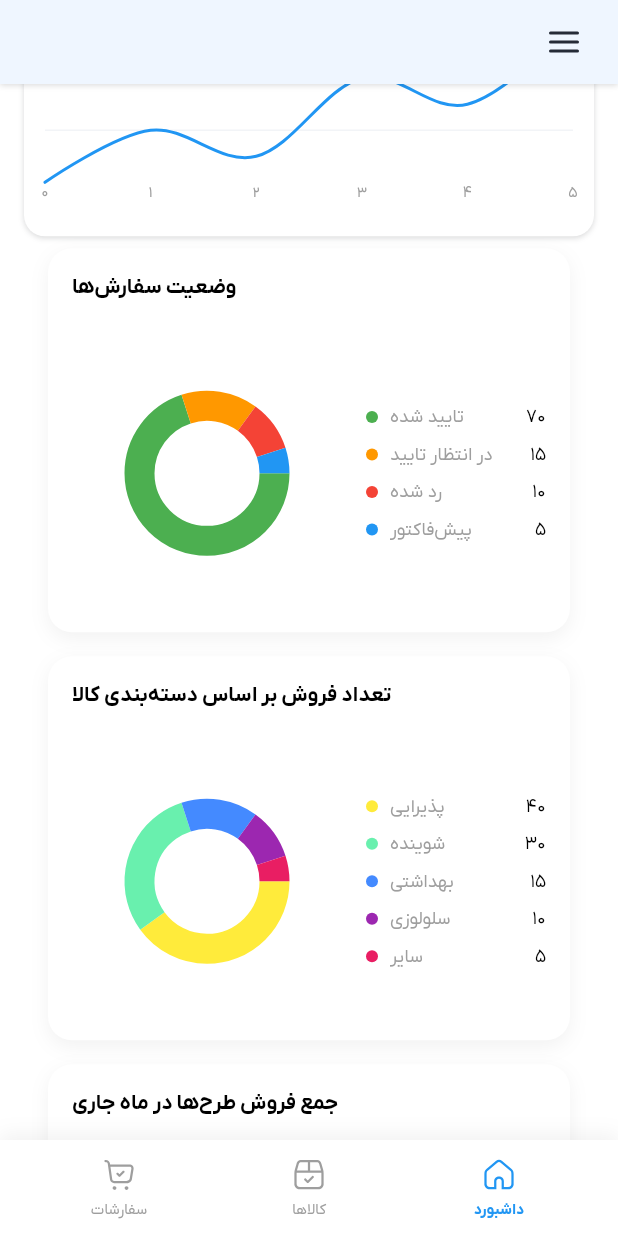
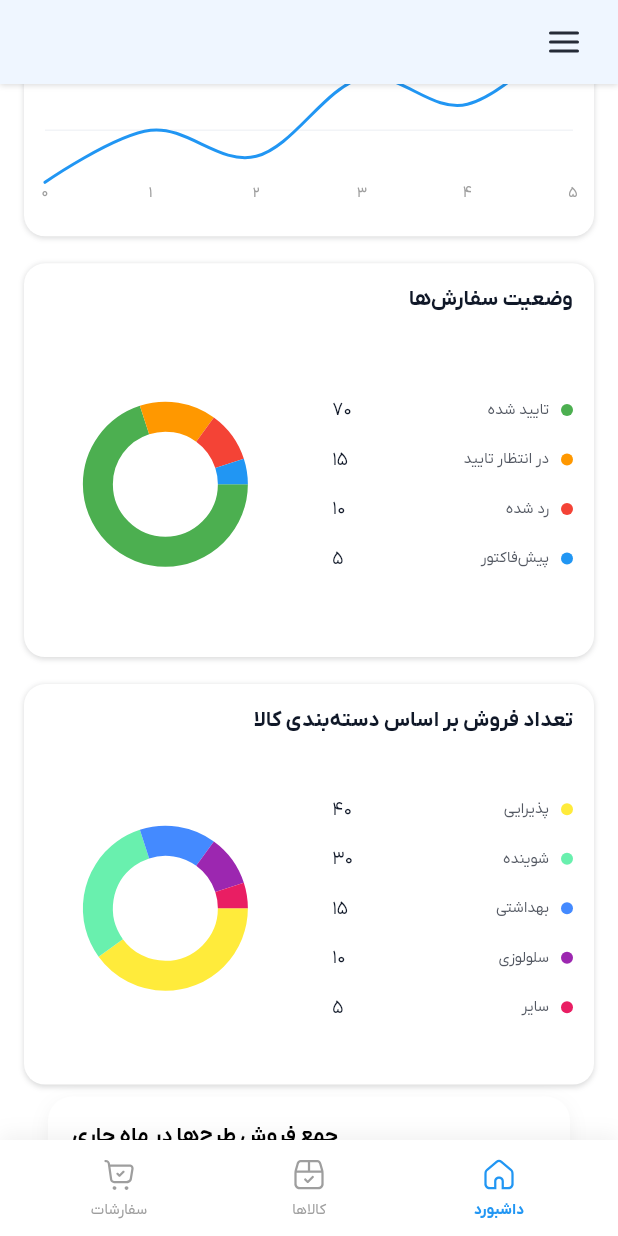
Before and after one commit to eshahrvand/rtc-mobile, a Flutter app: the screen it shows after launch, scrolled down 576 dp, on a phone screen of 412 x 824 dp. Run offline on Flutter 3.47's test engine with Material 3 defaults, Android fonts, the phone set to English and light mode, and no system bars; drawn by our look-alikes of fl_chart; our stand-ins replace cached_network_image, flutter_bloc, flutter_svg, freezed_annotation, go_router, loading_indicator and 2 more; missing offline and left inert: cached_network_image_platform_interface, persian_datetime_picker; generated files the repository leaves out were written again; statements that could not run were skipped; project files that could hold a hidden picture were left out.

Commit message:
feat: pie chart

```diff
--- a/lib/ui/widget/rtc_line_chart_card.dart
+++ b/lib/ui/widget/rtc_line_chart_card.dart
@@ -46,14 +46,14 @@ class RtcLineChartCard extends StatelessWidget {
                   spacing: 8,
                   children: [
                     _buildLegendItem(
-                      line1Label ?? S.current.lastMonth,
-                      AppColors.successPalette.shade500,
-                      theme,
+                      label: line1Label ?? S.current.lastMonth,
+                      color: AppColors.successPalette.shade500,
+                      theme: theme,
                     ),
                     _buildLegendItem(
-                      line2Label ?? S.current.currentMonth,
-                      AppColors.brandPalette.shade600,
-                      theme,
+                      label: line2Label ?? S.current.currentMonth,
+                      color: AppColors.brandPalette.shade600,
+                      theme: theme,
                     ),
                   ],
                 ),
@@ -136,7 +136,11 @@ class RtcLineChartCard extends StatelessWidget {
     );
   }
 
-  Widget _buildLegendItem(String label, Color color, TextTheme theme) {
+  Widget _buildLegendItem({
+    required String label,
+    required Color color,
+    required TextTheme theme,
+  }) {
     return Row(
       spacing: 6,
       children: [
--- a/lib/ui/widget/rtc_pie_chart_card.dart
+++ b/lib/ui/widget/rtc_pie_chart_card.dart
@@ -1,57 +1,50 @@
 import 'package:fl_chart/fl_chart.dart';
 import 'package:flutter/material.dart';
 import '../../data/models/pie_chart_item_model.dart';
+import '../theme/colors.dart';
 
 class RtcPieChartCard extends StatelessWidget {
   final String title;
   final List<PieChartItemModel> data;
 
-  const RtcPieChartCard({
-    super.key,
-    required this.title,
-    required this.data,
-  });
+  const RtcPieChartCard({super.key, required this.title, required this.data});
 
   @override
   Widget build(BuildContext context) {
-    return Container(
-      margin: const EdgeInsets.symmetric(horizontal: 16, vertical: 8),
-      padding: const EdgeInsets.all(16),
+    final textTheme = Theme.of(context).textTheme;
+    return Padding(
+      padding: const EdgeInsets.only(top: 18),
+      child: Container(
         decoration: BoxDecoration(
-        color: Colors.white, // // TODO: replace with theme values
-        borderRadius: BorderRadius.circular(16), // // TODO: replace with theme values
-        boxShadow: [
-          BoxShadow(
-            color: Colors.black.withOpacity(0.05), // // TODO: replace with theme values
-            blurRadius: 10,
-            offset: const Offset(0, 4),
+          color: Colors.white,
+          borderRadius: BorderRadius.circular(14),
+          boxShadow: AppColors.primaryShadow,
         ),
-        ],
-      ),
+        child: Padding(
+          padding: const EdgeInsets.all(14),
           child: Column(
-        crossAxisAlignment: CrossAxisAlignment.end,
+            crossAxisAlignment: CrossAxisAlignment.start,
             children: [
               Text(
                 title,
-            textAlign: TextAlign.right,
-            style: const TextStyle(
-              fontSize: 14,
-              fontWeight: FontWeight.bold,
-              color: Colors.black, // // TODO: replace with theme values
+                style: textTheme.labelLarge?.copyWith(
+                  fontWeight: FontWeight.w600,
+                  color: AppColors.grayPalette.shade900,
                 ),
               ),
-          const SizedBox(height: 24),
+              const SizedBox(height: 33),
               Row(
+                spacing: 31,
                 children: [
                   Expanded(
-                flex: 2,
                     child: Column(
-                  children: data.map((item) => _buildLegendItem(item)).toList(),
+                      children: data
+                          .map((item) => _buildLegendItem(item, textTheme))
+                          .toList(),
                     ),
                   ),
-              const SizedBox(width: 16),
+
                   Expanded(
-                flex: 3,
                     child: AspectRatio(
                       aspectRatio: 1,
                       child: PieChart(
@@ -72,27 +65,20 @@ class RtcPieChartCard extends StatelessWidget {
                   ),
                 ],
               ),
+              SizedBox(height: 21),
             ],
+          ),
+        ),
       ),
     );
   }
 
-  Widget _buildLegendItem(PieChartItemModel item) {
+  Widget _buildLegendItem(PieChartItemModel item, TextTheme textTheme) {
     return Padding(
-      padding: const EdgeInsets.symmetric(vertical: 4),
+      padding: const EdgeInsets.symmetric(vertical: 8),
       child: Row(
-        mainAxisAlignment: MainAxisAlignment.end,
+        spacing: 8,
         children: [
-          Text(
-            item.value.toInt().toString(),
-            style: const TextStyle(fontSize: 12, color: Colors.black),
-          ),
-          const Spacer(),
-          Text(
-            item.label,
-            style: const TextStyle(fontSize: 12, color: Colors.grey),
-          ),
-          const SizedBox(width: 8),
           Container(
             width: 8,
             height: 8,
@@ -101,6 +87,20 @@ class RtcPieChartCard extends StatelessWidget {
               shape: BoxShape.circle,
             ),
           ),
+          Text(
+            item.label,
+            style: textTheme.bodySmall?.copyWith(
+              color: AppColors.grayPalette.shade600,
+            ),
+          ),
+          const Spacer(),
+
+          Text(
+            item.value.toInt().toString(),
+            style: textTheme.bodyMedium?.copyWith(
+              color: AppColors.grayPalette.shade900,
+            ),
+          ),
         ],
       ),
     );
```
Lines whose indentation alone changed are shown as unchanged.
